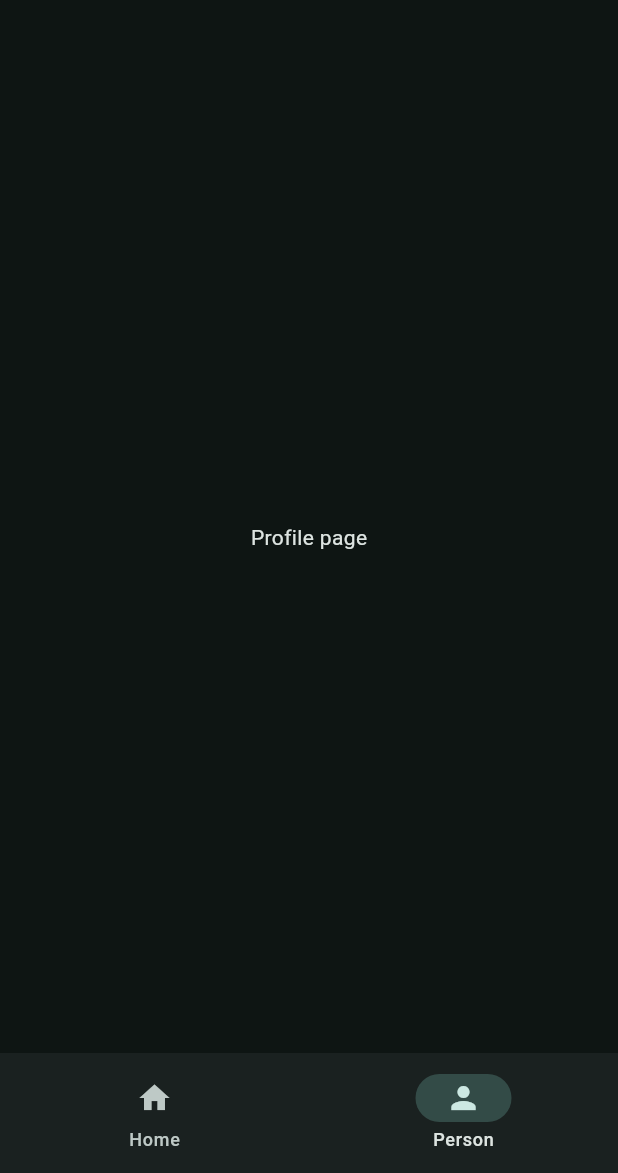
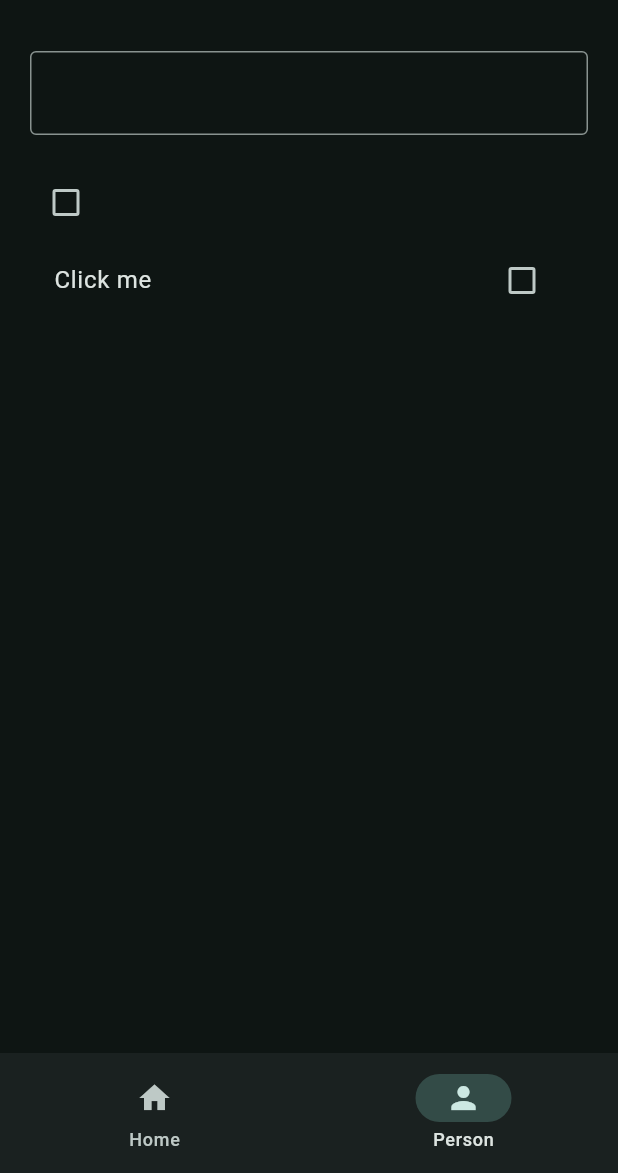
Before and after one commit to abdellahkaba/formation_flutter, a Flutter app: the screen it shows after launch, item 2 of the bottom bar chosen, on a phone screen of 412 x 824 dp, the part 63-1236 px from its top. Run offline on Flutter 3.47's test engine with Material 3 defaults, Android fonts, the phone set to English and light mode, and no system bars.

Commit message:
TextField and Checkbox

```diff
--- a/lib/views/pages/profile_page.dart
+++ b/lib/views/pages/profile_page.dart
@@ -1,10 +1,51 @@
 import 'package:flutter/material.dart';
 
-class ProfilePage extends StatelessWidget {
+class ProfilePage extends StatefulWidget {
   const ProfilePage({super.key});
 
   @override
+  State<ProfilePage> createState() => _ProfilePageState();
+}
+
+class _ProfilePageState extends State<ProfilePage> {
+  TextEditingController _controller = TextEditingController();
+  bool? isChecked = false;
+  @override
   Widget build(BuildContext context) {
-    return Center(child: Text("Profile page"));
+    return Padding(
+      padding: const EdgeInsets.all(20.0),
+      child: Column(
+        crossAxisAlignment: CrossAxisAlignment.start,
+        children: [
+          TextField(
+            controller: _controller,
+            decoration: InputDecoration(border: OutlineInputBorder()),
+            onEditingComplete: () {
+              setState(() {});
+            },
+          ),
+          Text(_controller.text),
+          Checkbox(
+            tristate: true,
+            value: isChecked,
+            onChanged: (bool? value) {
+              setState(() {
+                isChecked = value;
+              });
+            },
+          ),
+          CheckboxListTile(
+            tristate: true,
+            title: Text("Click me"),
+            value: isChecked,
+            onChanged: (bool? value) {
+              setState(() {
+                isChecked = value;
+              });
+            },
+          ),
+        ],
+      ),
+    );
   }
 }
```
